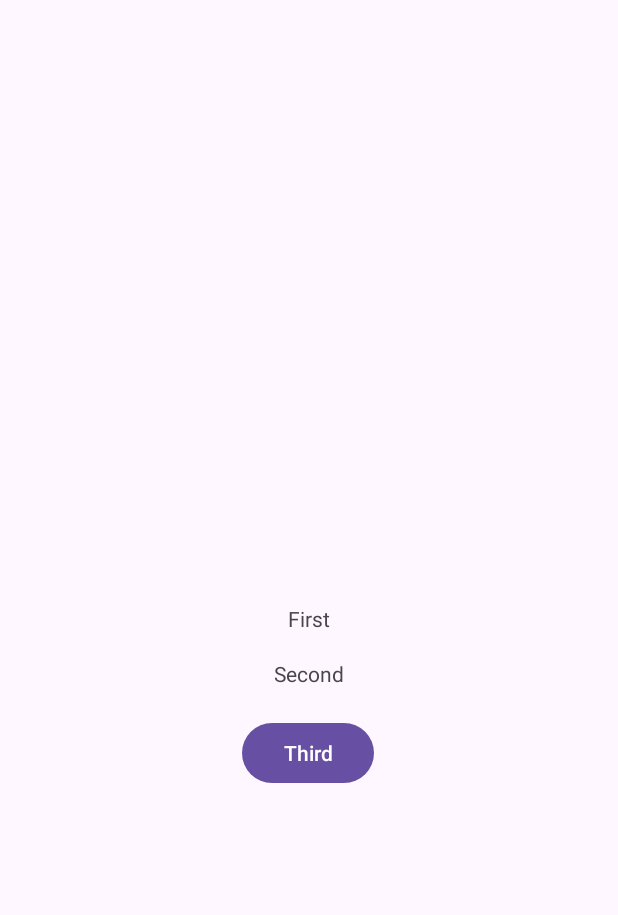
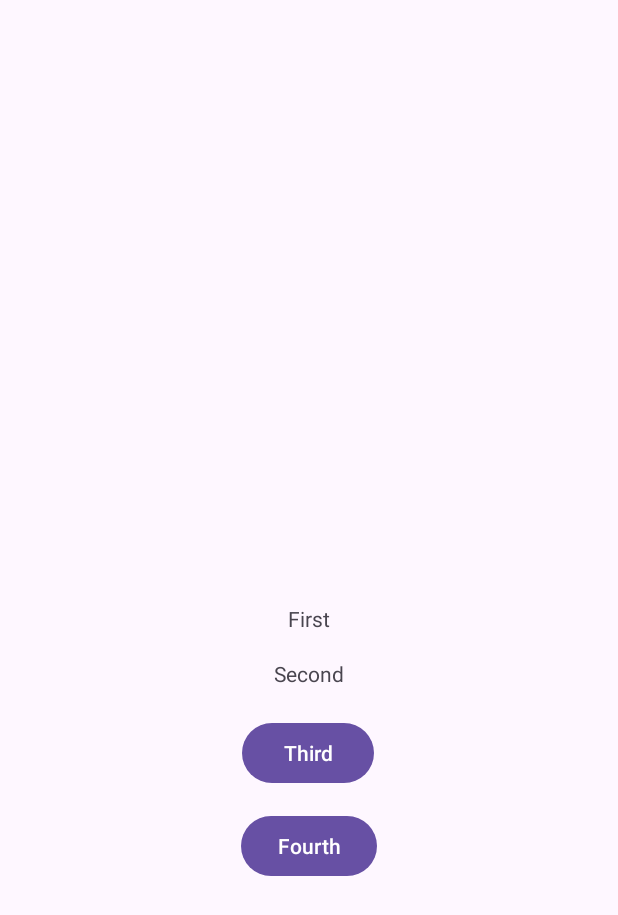
Before and after one commit to surreallie/StephenCyril-Penullar-block3-activity1, an Android app: the screen it shows after launch (MainActivity), on a phone screen of 412 x 824 dp. Shown: the top 915 px of the screen. Run offline under Robolectric (Android 15) with nearby library versions, the phone set to English and light mode, and no system bars.

Commit message:
Fourth Commit

```diff
--- a/app/src/main/java/com/penullar/stephencyril/block3/p1/quiz/MainActivity.kt
+++ b/app/src/main/java/com/penullar/stephencyril/block3/p1/quiz/MainActivity.kt
@@ -3,7 +3,8 @@ package com.penullar.stephencyril.block3.p1.quiz
 import androidx.appcompat.app.AppCompatActivity
 import android.os.Bundle
 
-class MainActivity : AppCompatActivity() {
+public class MainActivity : AppCompatActivity() {
+
     override fun onCreate(savedInstanceState: Bundle?) {
         super.onCreate(savedInstanceState)
         setContentView(R.layout.activity_main)
--- a/app/src/main/res/layout/activity_main.xml
+++ b/app/src/main/res/layout/activity_main.xml
@@ -7,6 +7,7 @@
     tools:context=".MainActivity">
 
     <TextView
+        android:id="@+id/First"
         android:layout_width="wrap_content"
         android:layout_height="wrap_content"
         android:text="First"
@@ -16,6 +17,7 @@
         app:layout_constraintTop_toTopOf="parent" />
 
     <TextView
+        android:id="@+id/Second"
         android:layout_width="wrap_content"
         android:layout_height="wrap_content"
         android:text="Second"
@@ -26,6 +28,7 @@
         app:layout_constraintVertical_bias="0.546" />
 
     <Button
+        android:id="@+id/Third"
         android:layout_width="wrap_content"
         android:layout_height="wrap_content"
         android:text="Third"
@@ -36,4 +39,16 @@
         app:layout_constraintTop_toTopOf="parent"
         app:layout_constraintVertical_bias="0.616" />
 
+    <Button
+        android:id="@+id/Fourth"
+        android:layout_width="wrap_content"
+        android:layout_height="wrap_content"
+        android:text="Fourth"
+        app:layout_constraintBottom_toBottomOf="parent"
+        app:layout_constraintEnd_toEndOf="parent"
+        app:layout_constraintHorizontal_bias="0.501"
+        app:layout_constraintStart_toStartOf="parent"
+        app:layout_constraintTop_toTopOf="parent"
+        app:layout_constraintVertical_bias="0.696" />
+
 </androidx.constraintlayout.widget.ConstraintLayout>
```
